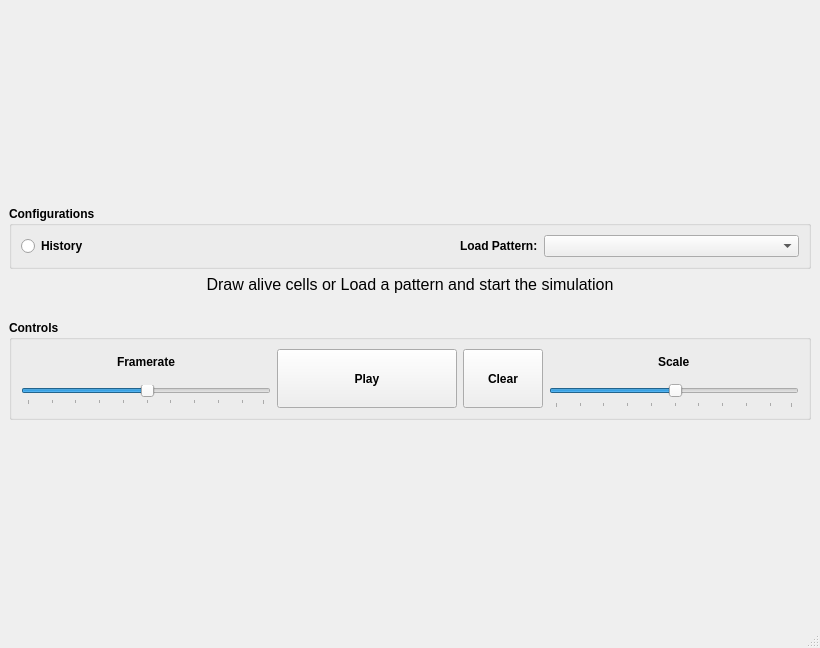
Qt form view/GUI.ui (GiovanniBurbi/GameOfLife) before a commit.
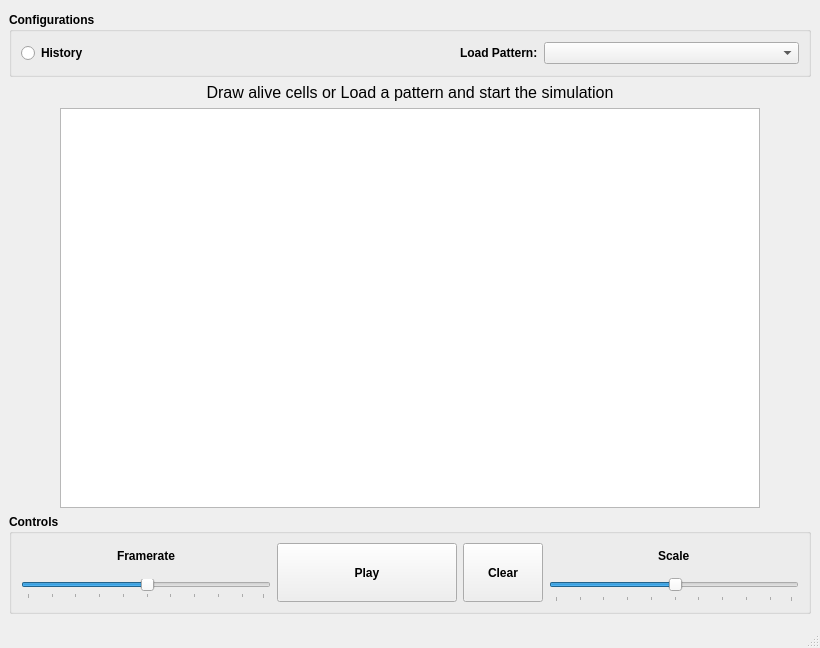
The same form after that commit.

Commit message: Changed graphic board into a QGraphicsView

```diff
--- a/view/GUI.ui
+++ b/view/GUI.ui
@@ -121,41 +121,34 @@
                 </widget>
             </item>
             <item>
-                <layout class="QGridLayout" name="BoardBackgroundLayout">
+                   <layout class="QGridLayout" name="BoardLayout">
                     <item row="0" column="0">
-                        <spacer name="horizontalSpacer">
-                            <property name="orientation">
-                                <enum>Qt::Horizontal</enum>
-                            </property>
-                            <property name="sizeType">
-                                <enum>QSizePolicy::Fixed</enum>
-                            </property>
-                            <property name="sizeHint" stdset="0">
+                           <widget class="QGraphicsView" name="graphicBoard">
+                               <property name="sizePolicy">
+                                   <sizepolicy hsizetype="Preferred" vsizetype="Preferred">
+                                       <horstretch>0</horstretch>
+                                       <verstretch>0</verstretch>
+                                   </sizepolicy>
+                               </property>
+                               <property name="maximumSize">
                                 <size>
-                                    <width>75</width>
-                                    <height>20</height>
-                                </size>
-                            </property>
-                        </spacer>
-                    </item>
-                    <item row="0" column="2">
-                        <spacer name="horizontalSpacer_2">
-                            <property name="orientation">
-                                <enum>Qt::Horizontal</enum>
-                            </property>
-                            <property name="sizeType">
-                                <enum>QSizePolicy::Fixed</enum>
-                            </property>
-                            <property name="sizeHint" stdset="0">
+                                       <width>700</width>
+                                       <height>400</height>
+                                   </size>
+                               </property>
+                               <property name="baseSize">
                                 <size>
-                                    <width>67</width>
-                                    <height>20</height>
-                                </size>
-                            </property>
-                        </spacer>
-                    </item>
-                    <item row="0" column="1">
-                        <layout class="QGridLayout" name="BoardLayout"/>
+                                       <width>0</width>
+                                       <height>0</height>
+                                   </size>
+                               </property>
+                               <property name="verticalScrollBarPolicy">
+                                   <enum>Qt::ScrollBarAlwaysOff</enum>
+                               </property>
+                               <property name="horizontalScrollBarPolicy">
+                                   <enum>Qt::ScrollBarAlwaysOff</enum>
+                               </property>
+                           </widget>
                     </item>
                 </layout>
             </item>
```
Lines whose indentation alone changed are shown as unchanged. The commit also changes 1 other file.
